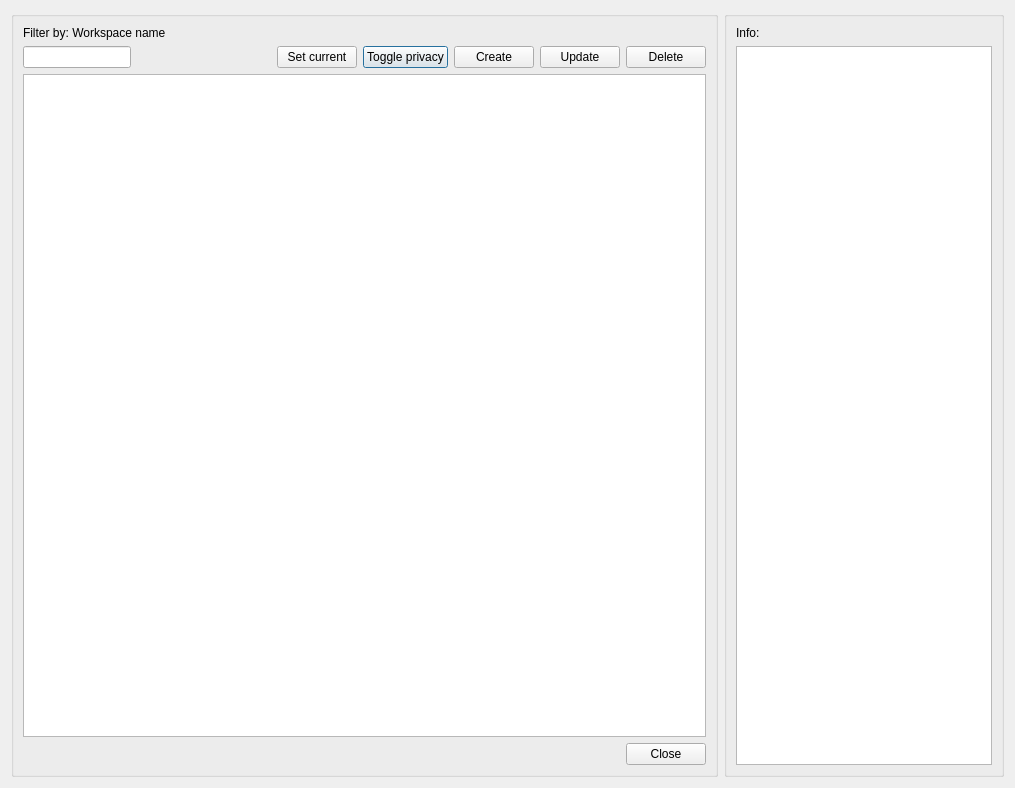
Above: core/ui/toolbars/utilities/workspace_manager.ui from Giswater/giswater_qgis_plugin before the change. Below: the same form after it.
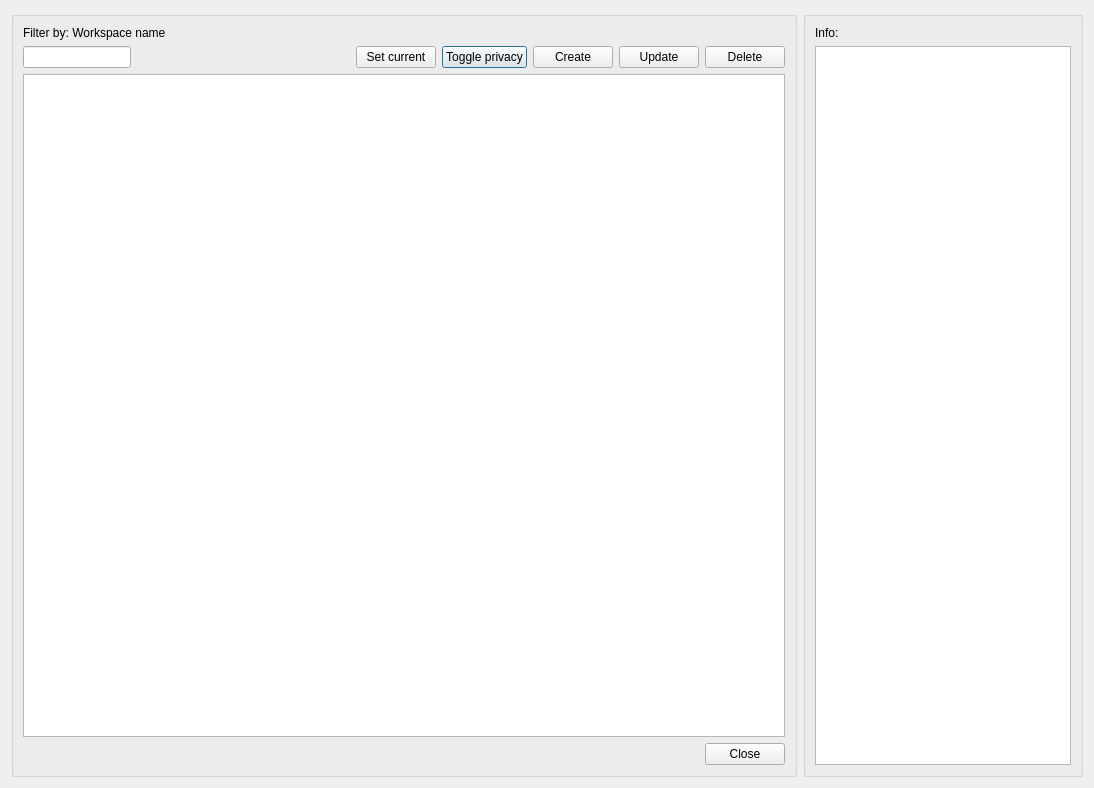
That is the form after the change.

Commit message: feat(workspace_manager): set_label and update_current to work with gw_fct_set_current, remove not used code from netscenario

Patch:
```diff
--- a/core/ui/toolbars/utilities/workspace_manager.ui
+++ b/core/ui/toolbars/utilities/workspace_manager.ui
@@ -6,7 +6,7 @@
    <rect>
     <x>0</x>
     <y>0</y>
-    <width>1008</width>
+    <width>1094</width>
     <height>788</height>
    </rect>
   </property>
@@ -81,19 +81,6 @@
         </property>
        </widget>
       </item>
-      <item row="5" column="4">
-       <widget class="QLabel" name="lbl_vdefault_workspace">
-        <property name="sizePolicy">
-         <sizepolicy hsizetype="Fixed" vsizetype="Preferred">
-          <horstretch>0</horstretch>
-          <verstretch>0</verstretch>
-         </sizepolicy>
-        </property>
-        <property name="text">
-         <string/>
-        </property>
-       </widget>
-      </item>
       <item row="5" column="9">
        <widget class="QPushButton" name="btn_update">
         <property name="text">
@@ -200,6 +187,22 @@
         </item>
        </layout>
       </item>
+      <item row="5" column="5">
+       <widget class="QLabel" name="lbl_vdefault_workspace">
+        <property name="sizePolicy">
+         <sizepolicy hsizetype="Fixed" vsizetype="Preferred">
+          <horstretch>0</horstretch>
+          <verstretch>0</verstretch>
+         </sizepolicy>
+        </property>
+        <property name="text">
+         <string/>
+        </property>
+        <property name="alignment">
+         <set>Qt::AlignRight|Qt::AlignTrailing|Qt::AlignVCenter</set>
+        </property>
+       </widget>
+      </item>
      </layout>
     </widget>
    </item>
```
The commit also changes 2 other files.
